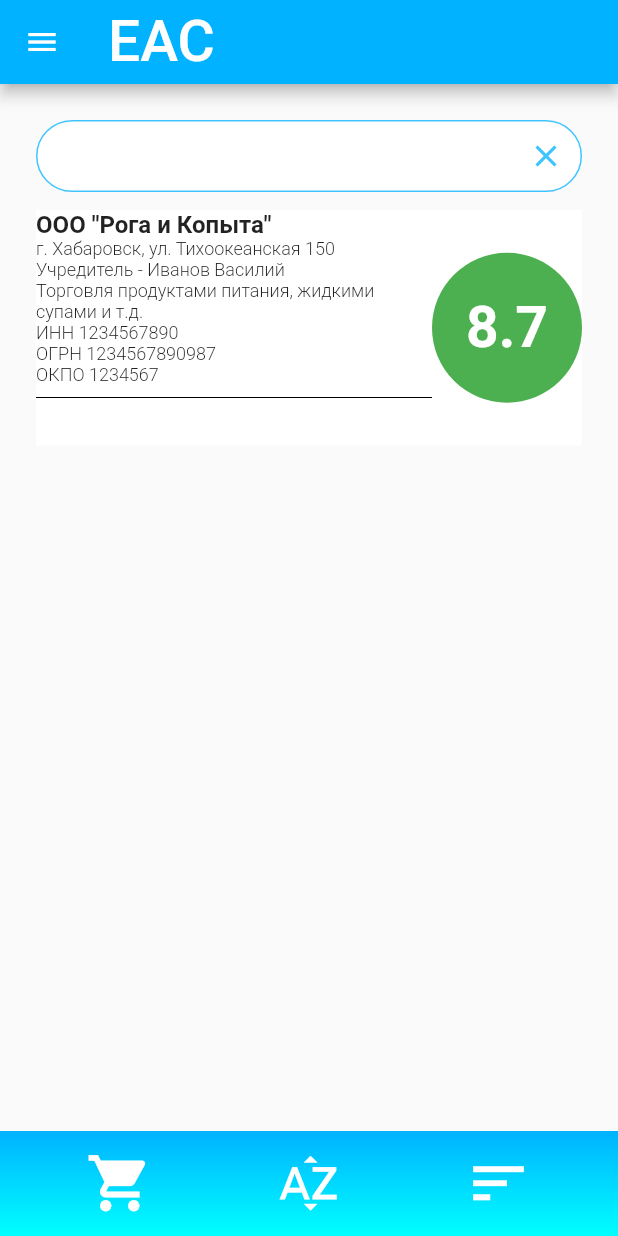
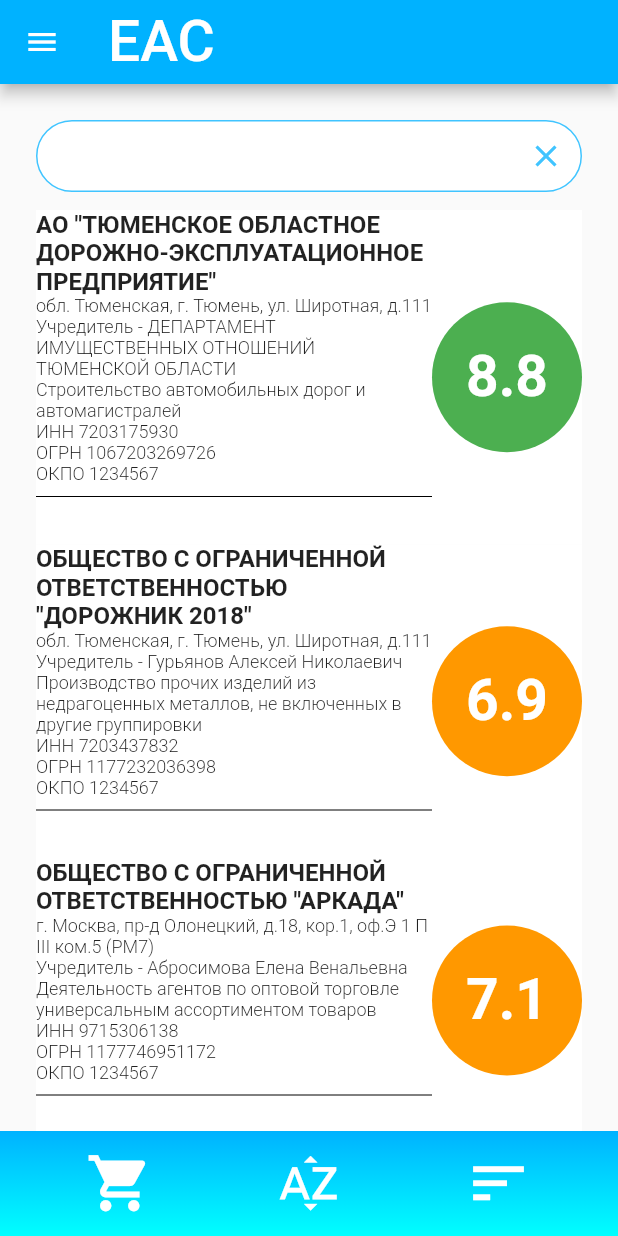
Before and after one commit to MaximRyabovol/EAS, a Flutter app: the MembersListScreen screen opened by its route, on a phone screen of 412 x 824 dp. Run offline on Flutter 3.47's test engine with Material 2 defaults, Android fonts, the phone set to English and light mode, and no system bars; our stand-ins replace flutter_spinkit.

Commit message:
checkpoint#2

```diff
--- a/lib/screens/membrs_list_screen.dart
+++ b/lib/screens/membrs_list_screen.dart
@@ -52,16 +52,57 @@ class _MembersListScreenState extends State<MembersListScreen> {
                 child: ListView(
                   children: <Widget>[
                     CompanyCard(
-                      companyName: 'ООО "Рога и Копыта"',
-                      adress: 'г. Хабаровск, ул. Тихоокеанская 150',
-                      founder: 'Иванов Василий',
+                      companyName:
+                          'АО "ТЮМЕНСКОЕ ОБЛАСТНОЕ ДОРОЖНО-ЭКСПЛУАТАЦИОННОЕ ПРЕДПРИЯТИЕ"',
+                      adress: 'обл. Тюменская, г. Тюмень, ул. Широтная, д.111',
+                      founder:
+                          'ДЕПАРТАМЕНТ ИМУЩЕСТВЕННЫХ ОТНОШЕНИЙ ТЮМЕНСКОЙ ОБЛАСТИ',
                       specialization:
-                          'Торговля продуктами питания, жидкими супами и т.д.',
-                      inn: '1234567890',
-                      ogrn: '1234567890987',
+                          'Строительство автомобильных дорог и автомагистралей',
+                      inn: '7203175930',
+                      ogrn: '1067203269726',
                       okpo: '1234567',
-                      rating: 8.7,
-                    )
+                      rating: 8.8,
+                    ),
+                    CompanyCard(
+                      companyName:
+                          'ОБЩЕСТВО С ОГРАНИЧЕННОЙ ОТВЕТСТВЕННОСТЬЮ "ДОРОЖНИК 2018"',
+                      adress: 'обл. Тюменская, г. Тюмень, ул. Широтная, д.111',
+                      founder: 'Гурьянов Алексей Николаевич',
+                      specialization:
+                          'Производство прочих изделий из недрагоценных металлов, не включенных в другие группировки',
+                      inn: '7203437832',
+                      ogrn: '1177232036398',
+                      okpo: '1234567',
+                      rating: 6.9,
+                    ),
+                    CompanyCard(
+                      companyName:
+                          'ОБЩЕСТВО С ОГРАНИЧЕННОЙ ОТВЕТСТВЕННОСТЬЮ "АРКАДА"',
+                      adress:
+                          'г. Москва, пр-д Олонецкий, д.18, кор.1, оф.Э 1 П III ком.5 (РМ7)',
+                      founder: 'Абросимова Елена Венальевна',
+                      specialization:
+                          'Деятельность агентов по оптовой торговле универсальным ассортиментом товаров',
+                      inn: '9715306138',
+                      ogrn: '1177746951172',
+                      okpo: '1234567',
+                      rating: 7.1,
+                    ),
+                    CompanyCard(
+                      companyName:
+                          'ОБЩЕСТВО С ОГРАНИЧЕННОЙ ОТВЕТСТВЕННОСТЬЮ "ФЕРРУМ"',
+                      adress:
+                          'обл. Тюменская, г. Тюмень, ул. Дружбы, д.63, кв.2',
+                      founder:
+                          'Некрасов Николай Николаевичъ, Некрасов Владимир Николаевич',
+                      specialization:
+                          'Торговля оптовая прочими строительными материалами и изделиями',
+                      inn: '7203377421',
+                      ogrn: '1167232060291',
+                      okpo: '1234567',
+                      rating: 9.0,
+                    ),
                   ],
                 ),
               ),
```
Also changed, not shown: lib/screens/company_details_screen.dart (added, +24 -0 lines), lib/screens/loading_screen.dart (+6 -5 lines), lib/services/map_parser.dart (+8 -6 lines), lib/widgets/search_field.dart (+4 -6 lines).
